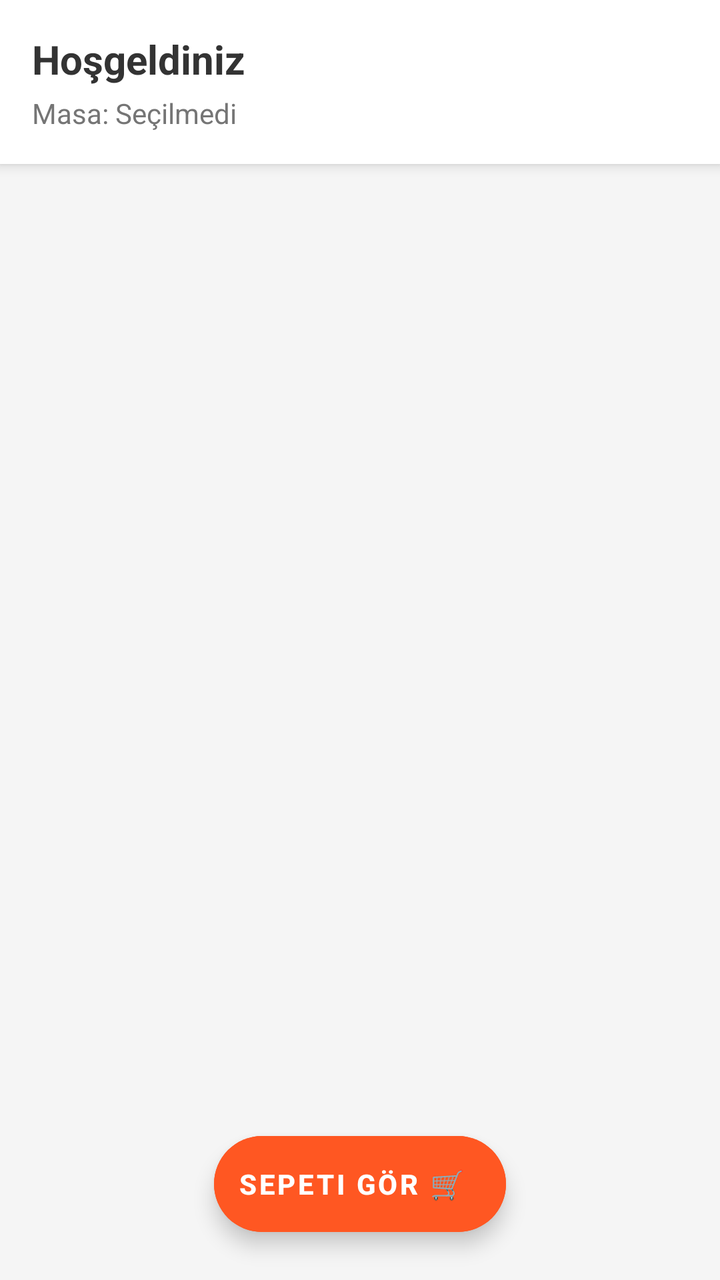
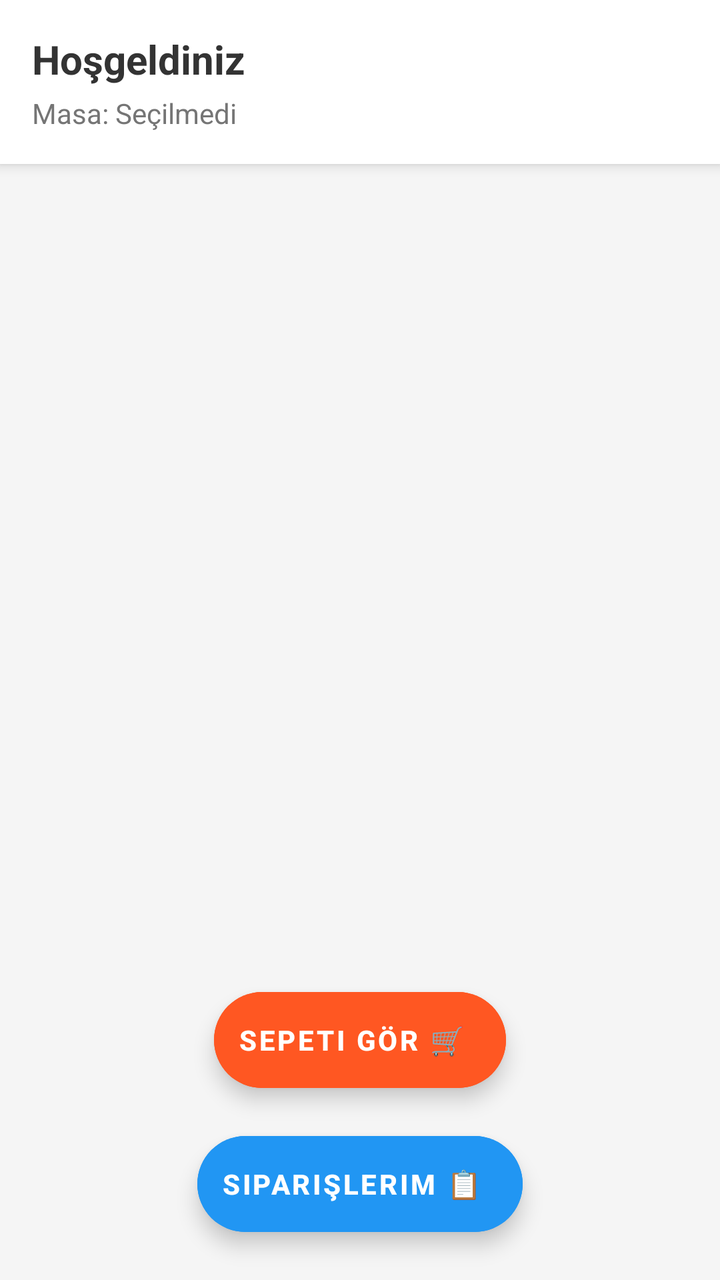

The first picture is an Android layout as it rendered before a commit; the second is the same layout after the commit. The layout source and the unified diff follow.
<!-- AndroidManifest.xml: application theme Theme.RestaurantApp -->
<!-- res/layout/activity_main.xml -->
<?xml version="1.0" encoding="utf-8"?>
<androidx.constraintlayout.widget.ConstraintLayout
    xmlns:android="http://schemas.android.com/apk/res/android"
    xmlns:app="http://schemas.android.com/apk/res-auto"
    xmlns:tools="http://schemas.android.com/tools"
    android:layout_width="match_parent"
    android:layout_height="match_parent"
    tools:context=".MainActivity"
    android:background="#F5F5F5">

    <LinearLayout
        android:id="@+id/headerLayout"
        android:layout_width="0dp"
        android:layout_height="wrap_content"
        android:orientation="vertical"
        android:background="#FFFFFF"
        android:padding="16dp"
        android:elevation="4dp"
        app:layout_constraintTop_toTopOf="parent"
        app:layout_constraintStart_toStartOf="parent"
        app:layout_constraintEnd_toEndOf="parent">

        <TextView
            android:id="@+id/textWelcome"
            android:layout_width="wrap_content"
            android:layout_height="wrap_content"
            android:text="Hoşgeldiniz"
            android:textSize="20sp"
            android:textStyle="bold"
            android:textColor="#333333"/>

        <TextView
            android:id="@+id/textTableInfo"
            android:layout_width="wrap_content"
            android:layout_height="wrap_content"
            android:text="Masa: Seçilmedi"
            android:textSize="14sp"
            android:textColor="#757575"
            android:layout_marginTop="4dp"/>
    </LinearLayout>

    <androidx.recyclerview.widget.RecyclerView
        android:id="@+id/recyclerViewMenu"
        android:layout_width="0dp"
        android:layout_height="0dp"
        android:padding="8dp"
        android:paddingBottom="80dp"
        android:clipToPadding="false"
        app:layout_constraintTop_toBottomOf="@id/headerLayout"
        app:layout_constraintBottom_toBottomOf="parent"
        app:layout_constraintStart_toStartOf="parent"
        app:layout_constraintEnd_toEndOf="parent"/>

    <com.google.android.material.floatingactionbutton.ExtendedFloatingActionButton
        android:id="@+id/btnGoToBasket"
        android:layout_width="wrap_content"
        android:layout_height="wrap_content"
        android:layout_marginBottom="24dp"
        android:text="Sepeti Gör 🛒"
        android:textColor="#FFFFFF"
        android:textStyle="bold"
        android:backgroundTint="#FF5722"
        app:iconTint="#FFFFFF"
        app:layout_constraintBottom_toBottomOf="parent"
        app:layout_constraintEnd_toEndOf="parent"
        app:layout_constraintStart_toStartOf="parent" />

</androidx.constraintlayout.widget.ConstraintLayout>
<!-- resources referenced by this layout -->
<resources>
  <style name="Theme.RestaurantApp" parent="Theme.MaterialComponents.DayNight.NoActionBar">
          <item name="colorPrimary">#FF9800</item>
          <item name="colorPrimaryVariant">#F57C00</item>
          <item name="colorOnPrimary">#FFFFFF</item>
  
          <item name="colorSecondary">#FF5722</item>
          <item name="colorSecondaryVariant">#E64A19</item>
          <item name="colorOnSecondary">#FFFFFF</item>
  
          <item name="android:statusBarColor">?attr/colorPrimaryVariant</item>
      </style>
</resources>

<!-- the commit's change to res/layout/activity_main.xml (unified diff, before → after) -->
@@ -55,7 +55,7 @@
         android:id="@+id/btnGoToBasket"
         android:layout_width="wrap_content"
         android:layout_height="wrap_content"
-        android:layout_marginBottom="24dp"
+        android:layout_marginBottom="96dp"
         android:text="Sepeti Gör 🛒"
         android:textColor="#FFFFFF"
         android:textStyle="bold"
@@ -65,4 +65,18 @@
         app:layout_constraintEnd_toEndOf="parent"
         app:layout_constraintStart_toStartOf="parent" />
 
+    <com.google.android.material.floatingactionbutton.ExtendedFloatingActionButton
+        android:id="@+id/btnMyOrders"
+        android:layout_width="wrap_content"
+        android:layout_height="wrap_content"
+        android:layout_marginBottom="24dp"
+        android:text="Siparişlerim 📋"
+        android:textColor="#FFFFFF"
+        android:textStyle="bold"
+        android:backgroundTint="#2196F3"
+        app:iconTint="#FFFFFF"
+        app:layout_constraintBottom_toBottomOf="parent"
+        app:layout_constraintEnd_toEndOf="parent"
+        app:layout_constraintStart_toStartOf="parent" />
+
 </androidx.constraintlayout.widget.ConstraintLayout>
